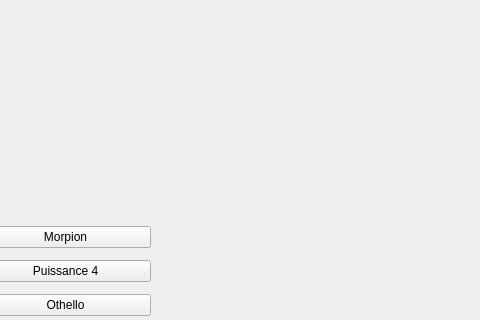
WRKT/cpp-project, file TP-Refacto/accueil.ui: the form before one commit; both pictures show x 320 to 800 and y 0 to 320 of the 800 by 600 pixel window.
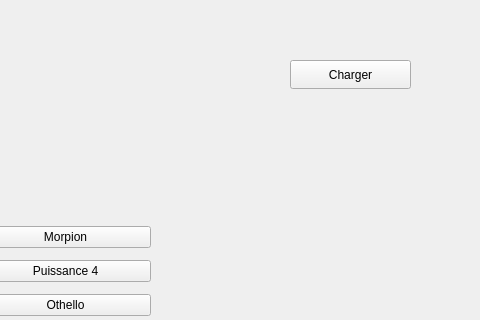
The form after the commit.

Commit message: FIX - déplacement du bouton charger dans accueil

The edit to the form file:
```diff
--- a/TP-Refacto/accueil.ui
+++ b/TP-Refacto/accueil.ui
@@ -16,6 +16,19 @@
   <property name="layoutDirection">
    <enum>Qt::LeftToRight</enum>
   </property>
+    <widget class="QPushButton" name="chargerButton">
+   <property name="geometry">
+    <rect>
+     <x>610</x>
+     <y>60</y>
+     <width>121</width>
+     <height>29</height>
+    </rect>
+   </property>
+   <property name="text">
+    <string>Charger</string>
+   </property>
+  </widget>
   <widget class="QWidget" name="verticalLayoutWidgetModeJeu">
    <property name="geometry">
     <rect>
```
The commit also changes 5 other files.
